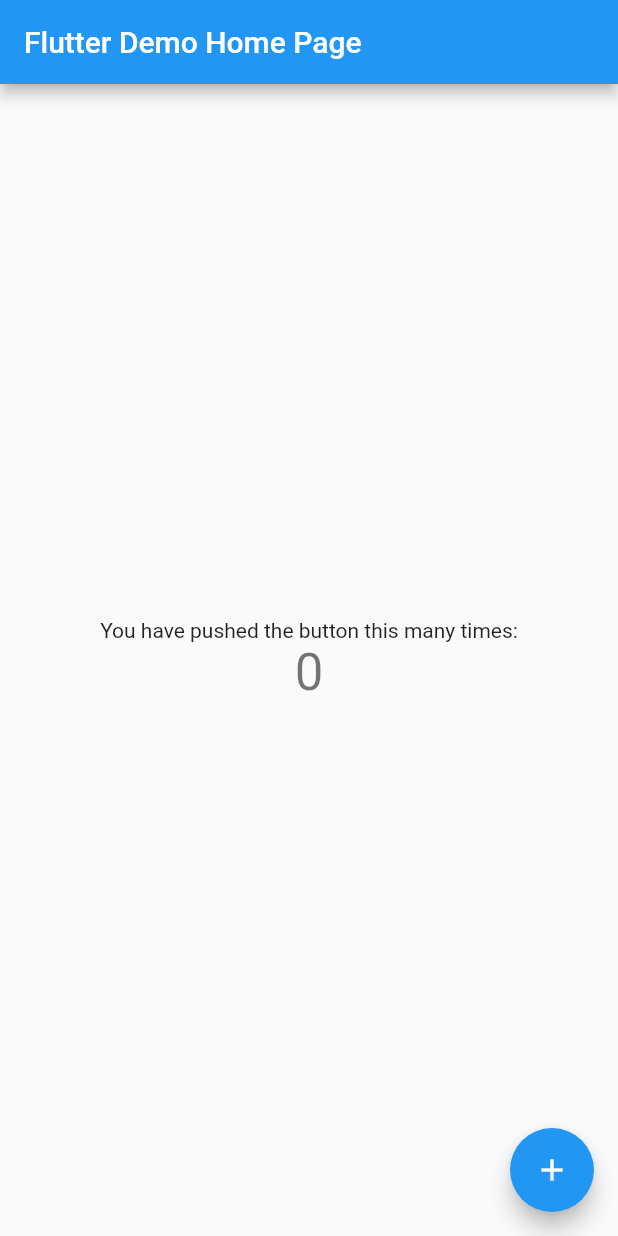
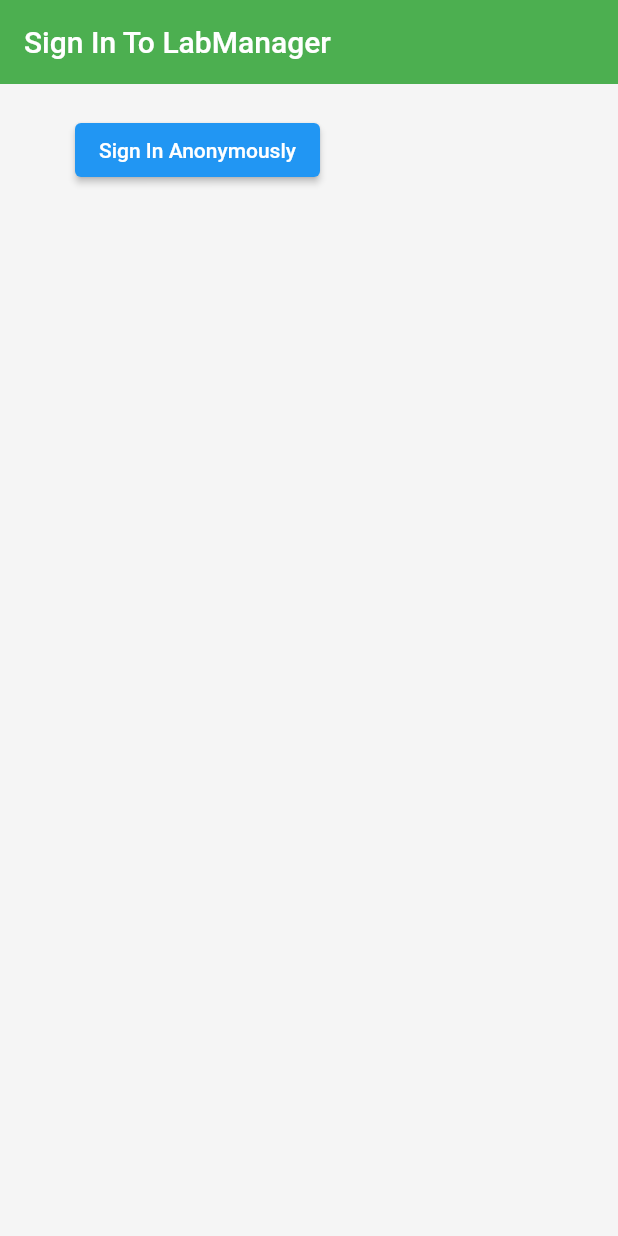
Before and after one commit to AseelAborokn/lab_manager_app, a Flutter app: the screen it shows after launch, on a phone screen of 412 x 824 dp. Run offline on Flutter 3.47's test engine with Material 2 defaults, Android fonts, the phone set to English and light mode, and no system bars; our stand-ins replace firebase_auth, firebase_core; accounts and stored records are empty.

Commit message:
Sign In Anonymously added

```diff
--- a/lib/main.dart
+++ b/lib/main.dart
@@ -1,6 +1,10 @@
 import 'package:flutter/material.dart';
+import 'package:lab_manager/screens/wrapper.dart';
+import 'package:firebase_core/firebase_core.dart';
 
-void main() {
+void main() async {
+  WidgetsFlutterBinding.ensureInitialized();
+  await Firebase.initializeApp();
   runApp(const MyApp());
 }
 
@@ -11,105 +15,7 @@ class MyApp extends StatelessWidget {
   @override
   Widget build(BuildContext context) {
     return MaterialApp(
-      title: 'Flutter Demo',
-      theme: ThemeData(
-        // This is the theme of your application.
-        //
-        // Try running your application with "flutter run". You'll see the
-        // application has a blue toolbar. Then, without quitting the app, try
-        // changing the primarySwatch below to Colors.green and then invoke
-        // "hot reload" (press "r" in the console where you ran "flutter run",
-        // or simply save your changes to "hot reload" in a Flutter IDE).
-        // Notice that the counter didn't reset back to zero; the application
-        // is not restarted.
-        primarySwatch: Colors.blue,
-      ),
-      home: const MyHomePage(title: 'Flutter Demo Home Page'),
+      home: Wrapper(),
     );
   }
 }
-
-class MyHomePage extends StatefulWidget {
-  const MyHomePage({Key? key, required this.title}) : super(key: key);
-
-  // This widget is the home page of your application. It is stateful, meaning
-  // that it has a State object (defined below) that contains fields that affect
-  // how it looks.
-
-  // This class is the configuration for the state. It holds the values (in this
-  // case the title) provided by the parent (in this case the App widget) and
-  // used by the build method of the State. Fields in a Widget subclass are
-  // always marked "final".
-
-  final String title;
-
-  @override
-  State<MyHomePage> createState() => _MyHomePageState();
-}
-
-class _MyHomePageState extends State<MyHomePage> {
-  int _counter = 0;
-
-  void _incrementCounter() {
-    setState(() {
-      // This call to setState tells the Flutter framework that something has
-      // changed in this State, which causes it to rerun the build method below
-      // so that the display can reflect the updated values. If we changed
-      // _counter without calling setState(), then the build method would not be
-      // called again, and so nothing would appear to happen.
-      _counter++;
-    });
-  }
-
-  @override
-  Widget build(BuildContext context) {
-    // This method is rerun every time setState is called, for instance as done
-    // by the _incrementCounter method above.
-    //
-    // The Flutter framework has been optimized to make rerunning build methods
-    // fast, so that you can just rebuild anything that needs updating rather
-    // than having to individually change instances of widgets.
-    return Scaffold(
-      appBar: AppBar(
-        // Here we take the value from the MyHomePage object that was created by
-        // the App.build method, and use it to set our appbar title.
-        title: Text(widget.title),
-      ),
-      body: Center(
-        // Center is a layout widget. It takes a single child and positions it
-        // in the middle of the parent.
-        child: Column(
-          // Column is also a layout widget. It takes a list of children and
-          // arranges them vertically. By default, it sizes itself to fit its
-          // children horizontally, and tries to be as tall as its parent.
-          //
-          // Invoke "debug painting" (press "p" in the console, choose the
-          // "Toggle Debug Paint" action from the Flutter Inspector in Android
-          // Studio, or the "Toggle Debug Paint" command in Visual Studio Code)
-          // to see the wireframe for each widget.
-          //
-          // Column has various properties to control how it sizes itself and
-          // how it positions its children. Here we use mainAxisAlignment to
-          // center the children vertically; the main axis here is the vertical
-          // axis because Columns are vertical (the cross axis would be
-          // horizontal).
-          mainAxisAlignment: MainAxisAlignment.center,
-          children: <Widget>[
-            const Text(
-              'You have pushed the button this many times:',
-            ),
-            Text(
-              '$_counter',
-              style: Theme.of(context).textTheme.headline4,
-            ),
-          ],
-        ),
-      ),
-      floatingActionButton: FloatingActionButton(
-        onPressed: _incrementCounter,
-        tooltip: 'Increment',
-        child: const Icon(Icons.add),
-      ), // This trailing comma makes auto-formatting nicer for build methods.
-    );
-  }
-}
--- /dev/null
+++ b/lib/screens/authenticate/authenticate.dart
@@ -0,0 +1,18 @@
+import 'package:flutter/material.dart';
+import 'package:lab_manager/screens/authenticate/sign_in.dart';
+
+class Authenticate extends StatefulWidget {
+  const Authenticate({Key? key}) : super(key: key);
+
+  @override
+  State<Authenticate> createState() => _AuthenticateState();
+}
+
+class _AuthenticateState extends State<Authenticate> {
+  @override
+  Widget build(BuildContext context) {
+    return Container(
+      child: SignIn(),
+    );
+  }
+}
--- /dev/null
+++ b/lib/screens/authenticate/sign_in.dart
@@ -0,0 +1,41 @@
+import 'package:flutter/material.dart';
+import 'package:lab_manager/services/auth.dart';
+
+class SignIn extends StatefulWidget {
+  const SignIn({Key? key}) : super(key: key);
+
+  @override
+  State<SignIn> createState() => _SignInState();
+}
+
+class _SignInState extends State<SignIn> {
+  final AuthService _authService = AuthService();
+
+  @override
+  Widget build(BuildContext context) {
+    return Scaffold(
+      backgroundColor: Colors.grey[100],
+      appBar: AppBar(
+        backgroundColor: Colors.green[500],
+        elevation: 0.0,
+        title: const Text('Sign In To LabManager'),
+      ),
+      body: Container(
+        padding: const EdgeInsets.symmetric(vertical: 20.0, horizontal: 50.0),
+        child: ElevatedButton(
+          child: const Text('Sign In Anonymously'),
+          onPressed: () async {
+            dynamic user = await _authService.signInAnonymously();
+
+            if (user == null) {
+              print("Faile Signing In");
+            } else {
+              print("Signed In Successfully");
+              print(user);
+            }
+          },
+        ),
+      ),
+    );
+  }
+}
--- /dev/null
+++ b/lib/screens/wrapper.dart
@@ -0,0 +1,12 @@
+import 'package:flutter/material.dart';
+import 'package:lab_manager/screens/authenticate/authenticate.dart';
+import 'package:lab_manager/screens/home/home.dart';
+
+class Wrapper extends StatelessWidget {
+  const Wrapper({Key? key}) : super(key: key);
+
+  @override
+  Widget build(BuildContext context) {
+    return Authenticate();
+  }
+}
```
Also changed, not shown: lib/screens/home/home.dart (added, +12 -0 lines), lib/services/auth.dart (added, +26 -0 lines), pubspec.yaml (+3 -4 lines), pubspec.lock.
